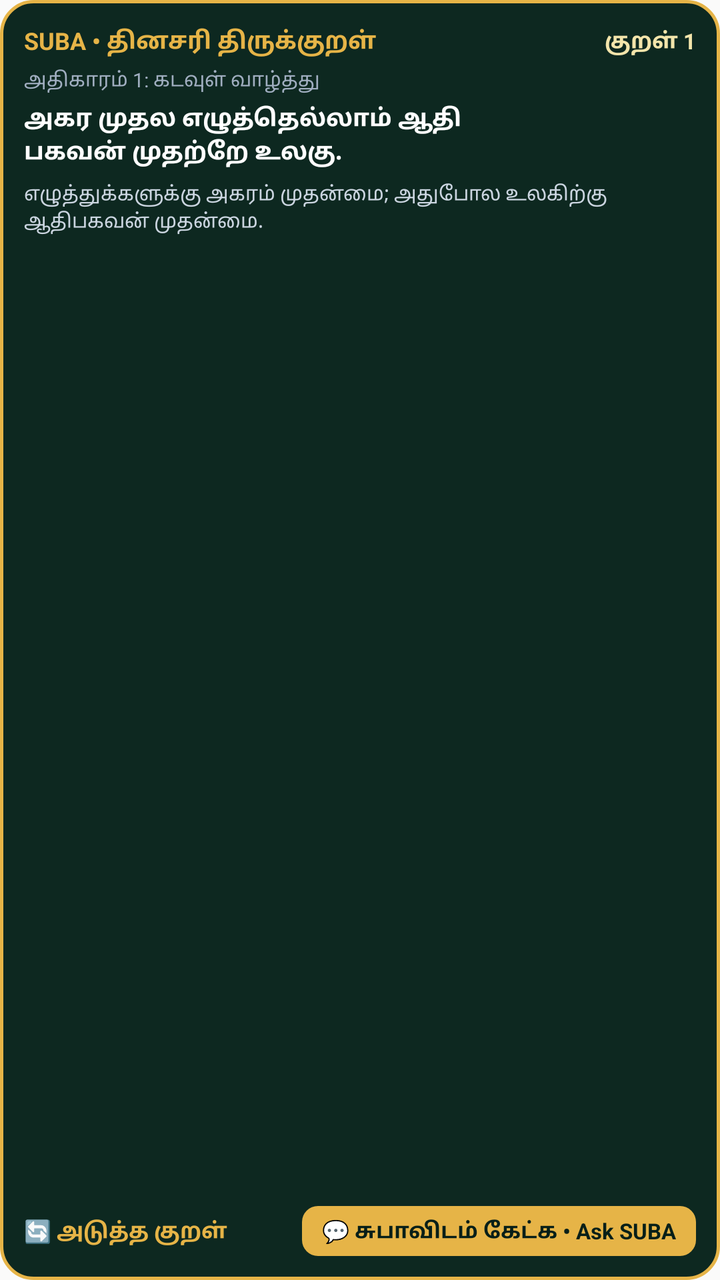
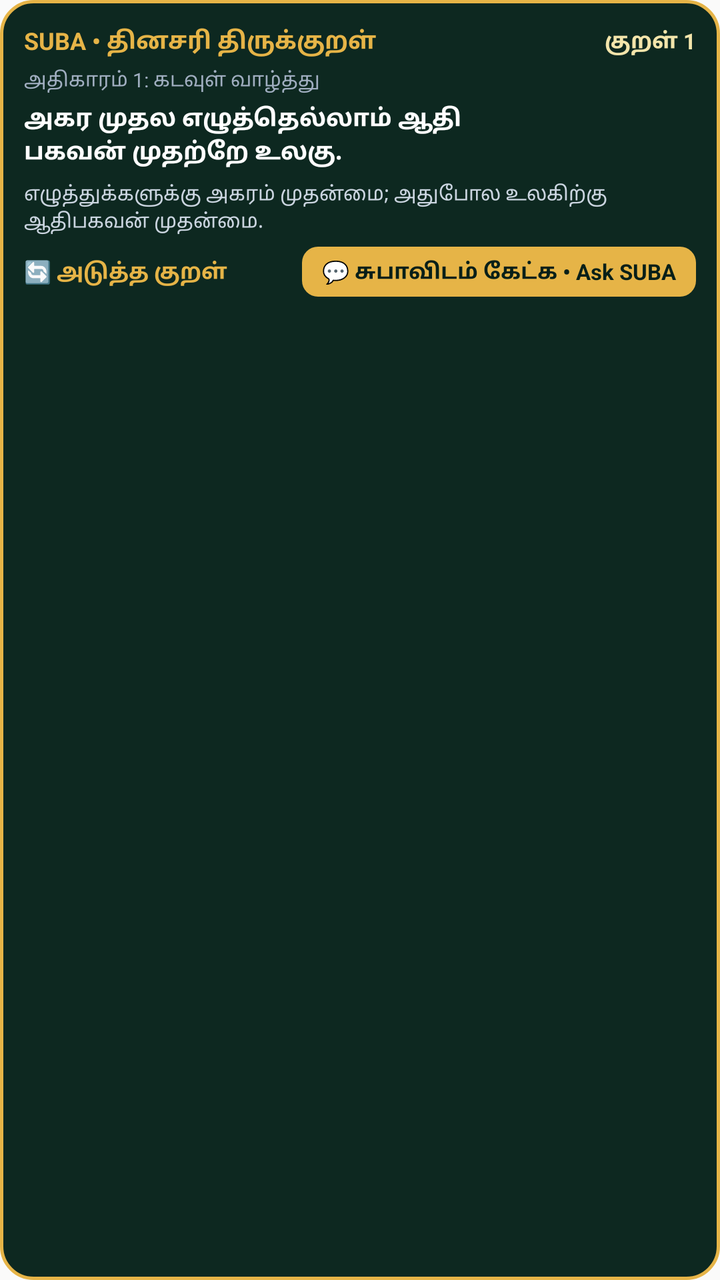

The first picture is an Android layout as it rendered before a commit; the second is the same layout after the commit. The layout source and the unified diff follow.
<!-- AndroidManifest.xml: application theme AppTheme -->
<!-- res/layout/suba_widget.xml -->
<?xml version="1.0" encoding="utf-8"?>
<LinearLayout xmlns:android="http://schemas.android.com/apk/res/android"
    android:id="@+id/widget_root"
    android:layout_width="match_parent"
    android:layout_height="match_parent"
    android:background="@drawable/widget_bg"
    android:orientation="vertical"
    android:padding="12dp">

    
    <LinearLayout
        android:layout_width="match_parent"
        android:layout_height="wrap_content"
        android:orientation="horizontal"
        android:gravity="center_vertical"
        android:layout_marginBottom="4dp">

        <TextView
            android:id="@+id/widget_header_title"
            android:layout_width="0dp"
            android:layout_height="wrap_content"
            android:layout_weight="1"
            android:text="@string/widget_title"
            android:textColor="#E6B447"
            android:textSize="12sp"
            android:textStyle="bold" />

        <TextView
            android:id="@+id/widget_kural_number"
            android:layout_width="wrap_content"
            android:layout_height="wrap_content"
            android:text="குறள் 1"
            android:textColor="#F3E5AB"
            android:textSize="11sp"
            android:textStyle="bold" />
    </LinearLayout>

    
    <TextView
        android:id="@+id/widget_chapter"
        android:layout_width="match_parent"
        android:layout_height="wrap_content"
        android:text="அதிகாரம் 1: கடவுள் வாழ்த்து"
        android:textColor="#A0AEC0"
        android:textSize="10sp"
        android:layout_marginBottom="4dp" />

    
    <TextView
        android:id="@+id/widget_kural_line1"
        android:layout_width="match_parent"
        android:layout_height="wrap_content"
        android:text="அகர முதல எழுத்தெல்லாம் ஆதி"
        android:textColor="#FFFFFF"
        android:textSize="12sp"
        android:textStyle="bold"
        android:maxLines="1"
        android:ellipsize="end" />

    
    <TextView
        android:id="@+id/widget_kural_line2"
        android:layout_width="match_parent"
        android:layout_height="wrap_content"
        android:text="பகவன் முதற்றே உலகு."
        android:textColor="#FFFFFF"
        android:textSize="12sp"
        android:textStyle="bold"
        android:maxLines="1"
        android:ellipsize="end"
        android:layout_marginBottom="6dp" />

    
    <TextView
        android:id="@+id/widget_meaning"
        android:layout_width="match_parent"
        android:layout_height="0dp"
        android:layout_weight="1"
        android:text="எழுத்துக்களுக்கு அகரம் முதன்மை; அதுபோல உலகிற்கு ஆதிபகவன் முதன்மை."
        android:textColor="#CBD5E0"
        android:textSize="10sp"
        android:maxLines="2"
        android:ellipsize="end"
        android:layout_marginBottom="6dp" />

    
    <RelativeLayout
        android:layout_width="match_parent"
        android:layout_height="wrap_content">

        <TextView
            android:id="@+id/widget_btn_next"
            android:layout_width="wrap_content"
            android:layout_height="wrap_content"
            android:layout_alignParentStart="true"
            android:layout_centerVertical="true"
            android:text="🔄 அடுத்த குறள்"
            android:textColor="#E6B447"
            android:textSize="11sp"
            android:textStyle="bold" />

        <TextView
            android:id="@+id/widget_btn_ask"
            android:layout_width="wrap_content"
            android:layout_height="wrap_content"
            android:layout_alignParentEnd="true"
            android:layout_centerVertical="true"
            android:background="@drawable/widget_btn_bg"
            android:paddingLeft="10dp"
            android:paddingRight="10dp"
            android:paddingTop="5dp"
            android:paddingBottom="5dp"
            android:text="@string/widget_ask_button"
            android:textColor="#071F18"
            android:textSize="11sp"
            android:textStyle="bold" />
    </RelativeLayout>

</LinearLayout>
<!-- resources referenced by this layout -->
<resources>
  <!-- drawable widget_bg (drawable) -->
  <?xml version="1.0" encoding="utf-8"?>
  <shape xmlns:android="http://schemas.android.com/apk/res/android"
      android:shape="rectangle">
      <solid android:color="#0D2820" />
      <stroke
          android:width="1.5dp"
          android:color="#E6B447" />
      <corners android:radius="16dp" />
  </shape>
  <!-- drawable widget_btn_bg (drawable) -->
  <?xml version="1.0" encoding="utf-8"?>
  <shape xmlns:android="http://schemas.android.com/apk/res/android"
      android:shape="rectangle">
      <solid android:color="#E6B447" />
      <corners android:radius="8dp" />
  </shape>
  <string name="widget_ask_button">💬 சுபாவிடம் கேட்க • Ask SUBA</string>
  <string name="widget_title">SUBA • தினசரி திருக்குறள்</string>
  <style name="AppTheme" parent="Theme.AppCompat.DayNight.NoActionBar">
      <item name="android:editTextBackground">@drawable/rn_edit_text_material</item>
      <item name="colorPrimary">@color/colorPrimary</item>
      <item name="android:statusBarColor">@android:color/transparent</item>
      <item name="android:navigationBarColor">@android:color/transparent</item>
    </style>
  <!-- drawable rn_edit_text_material (drawable) -->
  <?xml version="1.0" encoding="utf-8"?>
  <inset xmlns:android="http://schemas.android.com/apk/res/android"
         android:insetLeft="@dimen/abc_edit_text_inset_horizontal_material"
         android:insetRight="@dimen/abc_edit_text_inset_horizontal_material"
         android:insetTop="@dimen/abc_edit_text_inset_top_material"
         android:insetBottom="@dimen/abc_edit_text_inset_bottom_material"
         >
  
      <selector>
          
          <item android:state_enabled="false" android:drawable="@drawable/abc_textfield_default_mtrl_alpha"/>
          <item android:drawable="@drawable/abc_textfield_activated_mtrl_alpha"/>
      </selector>
  
  </inset>
  <color name="colorPrimary">#023c69</color>
</resources>

<!-- the commit's change to res/layout/suba_widget.xml (unified diff, before → after) -->
@@ -74,8 +74,7 @@
     <TextView
         android:id="@+id/widget_meaning"
         android:layout_width="match_parent"
-        android:layout_height="0dp"
-        android:layout_weight="1"
+        android:layout_height="wrap_content"
         android:text="எழுத்துக்களுக்கு அகரம் முதன்மை; அதுபோல உலகிற்கு ஆதிபகவன் முதன்மை."
         android:textColor="#CBD5E0"
         android:textSize="10sp"
